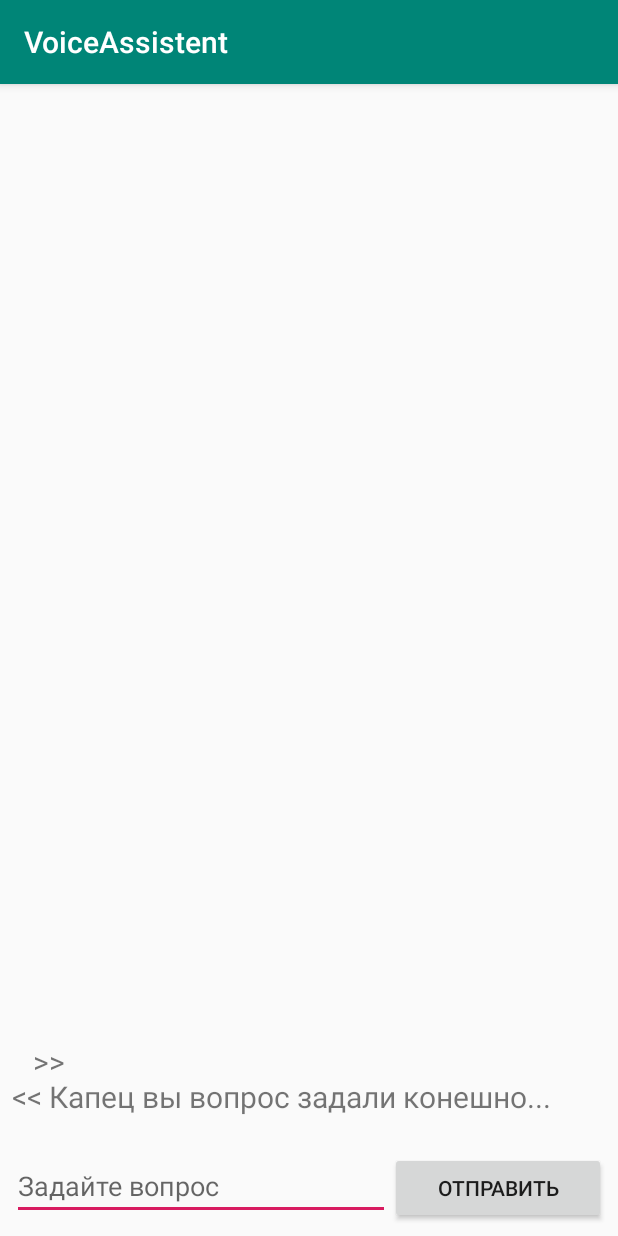
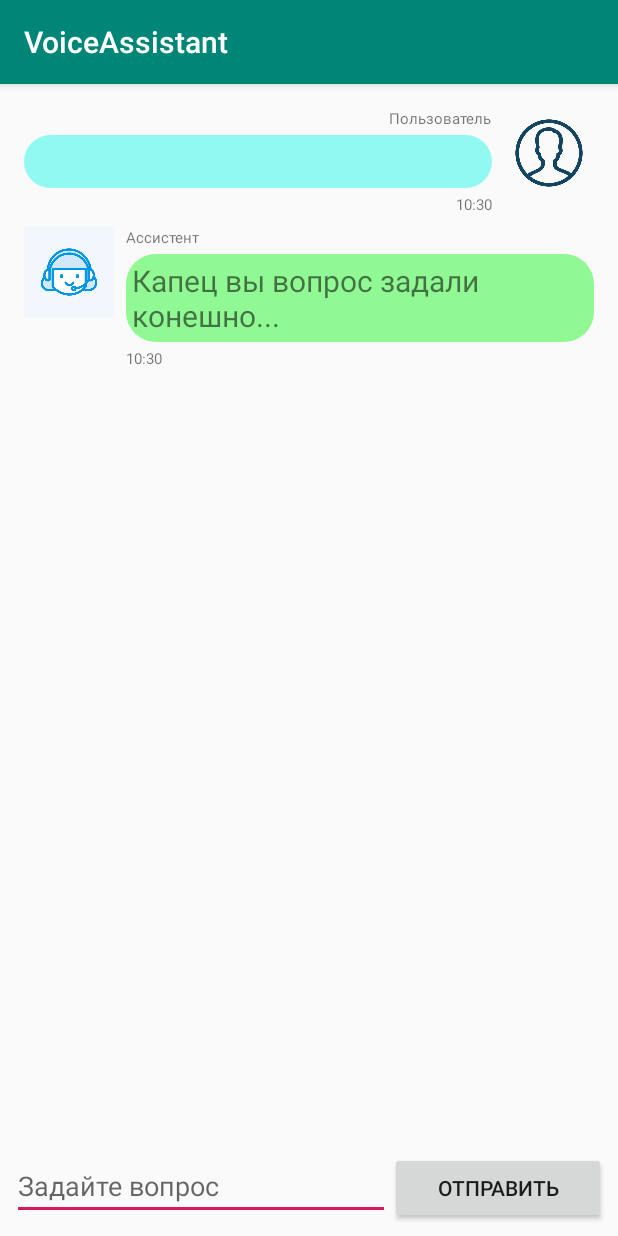
Before and after one commit to BuzVan/VoiceAssistent, an Android app: the screen it shows after launch (MainActivity), after a tap on "ОТПРАВИТЬ", on a phone screen of 412 x 824 dp. Run offline under Robolectric (Android 15) with nearby library versions, the phone set to English and light mode, and no system bars.

Commit message:
Выполены все задания 3ей лабораторной

```diff
--- a/app/build.gradle
+++ b/app/build.gradle
@@ -23,7 +23,9 @@ dependencies {
     implementation fileTree(dir: 'libs', include: ['*.jar'])
     implementation 'androidx.appcompat:appcompat:1.0.2'
     implementation 'androidx.constraintlayout:constraintlayout:1.1.3'
+    implementation 'androidx.recyclerview:recyclerview:1.0.0'
     testImplementation 'junit:junit:4.12'
     androidTestImplementation 'androidx.test.ext:junit:1.1.0'
     androidTestImplementation 'androidx.test.espresso:espresso-core:3.1.1'
+
 }
--- a/app/src/main/java/com/voiceassistent/AI.java
+++ b/app/src/main/java/com/voiceassistent/AI.java
@@ -7,7 +7,6 @@ import java.util.Calendar;
 import java.util.Date;
 import java.util.GregorianCalendar;
 import java.util.HashMap;
-import java.util.Locale;
 
 class AI {
     private static HashMap<String,String> dict = InitializationDictionary();
@@ -18,7 +17,8 @@ class AI {
         dict.put("дня рождения", new GregorianCalendar(Calendar.getInstance().get(Calendar.YEAR),Calendar.SEPTEMBER, 27));
         dict.put("нового года", new GregorianCalendar(Calendar.getInstance().get(Calendar.YEAR) + 1,Calendar.JANUARY, 1));
         Calendar tomorrow = Calendar.getInstance();
-        tomorrow.add(Calendar.DAY_OF_YEAR,1);
+        tomorrow.set(tomorrow.get(Calendar.YEAR), tomorrow.get(Calendar.MONTH), tomorrow.get(Calendar.DATE));
+        tomorrow.add(Calendar.DATE,1);
         dict.put("завтра", tomorrow);
         return  dict;
     }
@@ -62,27 +62,27 @@ class AI {
                 assert date != null;
                 long msDateDistance = date.getTimeInMillis() - now.getTime();
                 long msDay = 1000 * 60 * 60 * 24;
-                int dayCount = (int) (msDateDistance / msDay) ;
-                return "дней до " + key + ": " + dayCount;
+                int dayCount = (int) (msDateDistance / msDay) + 1;
+                return "Дней до " + key + ": " + dayCount;
             }
 
         }
-        return "я не знаю когда это будет";
+        return "Я не знаю когда это будет";
     }
 
 
     private static String getTodayOfWeek() {
-        @SuppressLint("SimpleDateFormat") SimpleDateFormat dateFormat = new SimpleDateFormat("сегодня EEEE");
+        @SuppressLint("SimpleDateFormat") SimpleDateFormat dateFormat = new SimpleDateFormat("Сегодня EEEE");
         return dateFormat.format(new Date());
     }
 
     private static String getTime() {
-        @SuppressLint("SimpleDateFormat") SimpleDateFormat dateFormat = new SimpleDateFormat("сейчас k:m");
+        @SuppressLint("SimpleDateFormat") SimpleDateFormat dateFormat = new SimpleDateFormat("Сейчас HH:mm");
         return dateFormat.format(new Date());
     }
 
     private static String getToday() {
-        @SuppressLint("SimpleDateFormat") SimpleDateFormat dateFormat = new SimpleDateFormat("сегодня d MMMM, EEEE");
+        @SuppressLint("SimpleDateFormat") SimpleDateFormat dateFormat = new SimpleDateFormat("Сегодня d MMMM, EEEE");
         return dateFormat.format(new Date());
     }
 
@@ -92,7 +92,7 @@ class AI {
         dict.put("как дела", "Не плохо");
         dict.put("что делаешь", "Отвечаю на вопросы");
         dict.put("чем занимаешься", "Отвечаю на вопросы");
-        dict.put("спасибо", "обращайтесь! :)");
+        dict.put("спасибо", "Обращайтесь");
 
         dict.put("сегодня", "&today");
         dict.put("час", "&time");
--- a/app/src/main/java/com/voiceassistent/MainActivity.java
+++ b/app/src/main/java/com/voiceassistent/MainActivity.java
@@ -2,14 +2,17 @@ package com.voiceassistent;
 
 import androidx.annotation.NonNull;
 import androidx.appcompat.app.AppCompatActivity;
+import androidx.recyclerview.widget.LinearLayoutManager;
+import androidx.recyclerview.widget.RecyclerView;
 
 import android.os.Bundle;
-import android.os.PersistableBundle;
 import android.speech.tts.TextToSpeech;
 import android.view.View;
 import android.widget.Button;
 import android.widget.EditText;
-import android.widget.TextView;
+
+import com.voiceassistent.adapter.MessageListAdapter;
+import com.voiceassistent.model.Message;
 
 import java.util.Locale;
 
@@ -17,8 +20,8 @@ public class MainActivity extends AppCompatActivity {
     protected TextToSpeech textToSpeech;
     protected Button sendButton;
     protected EditText questionText;
-    protected TextView chatWindow;
-    private CharSequence chatText = "";
+    protected RecyclerView chatMessageList;
+    protected MessageListAdapter messageListAdapter;
     @Override
     protected void onCreate(Bundle savedInstanceState) {
         super.onCreate(savedInstanceState);
@@ -33,12 +36,15 @@ public class MainActivity extends AppCompatActivity {
         });
         sendButton = findViewById(R.id.sendButton);
         questionText = findViewById(R.id.questionField);
-        chatWindow = findViewById(R.id.chatWindow);
+        chatMessageList = findViewById(R.id.chatMessageList);
+        messageListAdapter = new MessageListAdapter();
+        chatMessageList.setLayoutManager(new LinearLayoutManager(this));
+        chatMessageList.setAdapter(messageListAdapter);
     }
-
+/*
     @Override
     public void onSaveInstanceState(@NonNull Bundle outState) {
-        outState.putCharSequence("chat", chatWindow.getText());
+        outState.putArray("chat", chatWindow.getText());
         super.onSaveInstanceState(outState);
     }
 
@@ -46,12 +52,17 @@ public class MainActivity extends AppCompatActivity {
     protected void onRestoreInstanceState(@NonNull Bundle savedInstanceState) {
         chatWindow.append(savedInstanceState.getCharSequence("chat"));
     }
-
-    public void sendButtonOnClick(View view) {
+*/
+  public void sendButtonOnClick(View view) {
         String text = questionText.getText().toString();
         String answer = AI.getAnswer(text);
-        chatWindow.append(String.format("   >> %s\n",text));
-        chatWindow.append(String.format("<< %s\n",answer));
+
+        messageListAdapter.messageList.add(new Message(text, true));
+        messageListAdapter.messageList.add(new Message(answer, false));
+
+        messageListAdapter.notifyDataSetChanged();
+        chatMessageList.scrollToPosition(messageListAdapter.messageList.size() -1);
+
         questionText.getText().clear();
         textToSpeech.speak(answer, TextToSpeech.QUEUE_FLUSH,null,null);
     }
--- /dev/null
+++ b/app/src/main/java/com/voiceassistent/adapter/MessageListAdapter.java
@@ -0,0 +1,51 @@
+package com.voiceassistent.adapter;
+
+import android.view.LayoutInflater;
+import android.view.View;
+import android.view.ViewGroup;
+
+import androidx.annotation.NonNull;
+import androidx.recyclerview.widget.RecyclerView;
+
+import com.voiceassistent.R;
+import com.voiceassistent.holder.MessageViewHolder;
+import com.voiceassistent.model.Message;
+
+import java.util.ArrayList;
+import java.util.List;
+
+public class MessageListAdapter extends RecyclerView.Adapter {
+    private static final int ASSISTANT_TYPE=0;
+    private static final int USER_TYPE=1;
+
+    public List<Message> messageList = new ArrayList<>();
+    @NonNull
+    @Override
+    public RecyclerView.ViewHolder onCreateViewHolder(@NonNull ViewGroup parent, int viewType) {
+        View view;
+        if (viewType == USER_TYPE){
+            view = LayoutInflater.from(parent.getContext())
+                    .inflate(R.layout.user_message,parent,false);
+        }
+        else {
+            view = LayoutInflater.from(parent.getContext())
+                    .inflate(R.layout.assistant_message,parent,false);
+        }
+        return new MessageViewHolder(view);
+    }
+
+    @Override
+    public void onBindViewHolder(@NonNull RecyclerView.ViewHolder holder, int position) {
+        ((MessageViewHolder)holder).bind(messageList.get(position));
+    }
+
+    @Override
+    public int getItemCount() {
+        return messageList.size();
+    }
+    public int getItemViewType(int index){
+        Message message = messageList.get(index);
+        if (message.isSend) return  USER_TYPE;
+        else return  ASSISTANT_TYPE;
+    }
+}
--- /dev/null
+++ b/app/src/main/java/com/voiceassistent/holder/MessageViewHolder.java
@@ -0,0 +1,33 @@
+package com.voiceassistent.holder;
+
+import android.annotation.SuppressLint;
+import android.view.View;
+import android.widget.TextView;
+
+import androidx.annotation.NonNull;
+import androidx.recyclerview.widget.RecyclerView;
+
+import com.voiceassistent.R;
+import com.voiceassistent.model.Message;
+
+import java.text.DateFormat;
+import java.text.SimpleDateFormat;
+
+public class MessageViewHolder extends RecyclerView.ViewHolder {
+    protected TextView messageText;
+    protected TextView messageDate;
+
+    public MessageViewHolder(@NonNull View itemView) {
+        super(itemView);
+        messageText = itemView.findViewById(R.id.messageTextView);
+        messageDate = itemView.findViewById(R.id.messageDateView);
+
+    }
+    public void bind(Message message){
+        messageText.setText(message.text);
+        @SuppressLint("SimpleDateFormat") DateFormat fmt = new SimpleDateFormat("HH:mm");
+        messageDate.setText(fmt.format(message.date));
+    }
+
+
+}
--- /dev/null
+++ b/app/src/main/java/com/voiceassistent/model/Message.java
@@ -0,0 +1,15 @@
+package com.voiceassistent.model;
+
+import java.util.Date;
+
+public class Message {
+    public String text;
+    public Date date;
+    public Boolean isSend;
+
+    public Message(String text, Boolean isSend) {
+        this.text = text;
+        this.isSend = isSend;
+        this.date = new Date();
+    }
+}
--- /dev/null
+++ b/app/src/main/res/drawable/assistant_bubble.xml
@@ -0,0 +1,10 @@
+<?xml version="1.0" encoding="utf-8"?>
+<shape xmlns:android="http://schemas.android.com/apk/res/android"
+    android:layout_width="match_parent"
+    android:layout_height="match_parent"
+    android:shape="rectangle">
+
+    <solid android:color="#91F993" />
+    <corners android:radius="20dp" />
+
+</shape>
--- /dev/null
+++ b/app/src/main/res/drawable/user_bubble.xml
@@ -0,0 +1,10 @@
+<?xml version="1.0" encoding="utf-8"?>
+<shape xmlns:android="http://schemas.android.com/apk/res/android"
+    android:layout_width="match_parent"
+    android:layout_height="match_parent"
+    android:shape="rectangle">
+
+    <solid android:color="#91F9F1" />
+    <corners android:radius="20dp" />
+
+</shape>
--- a/app/src/main/res/layout/activity_main.xml
+++ b/app/src/main/res/layout/activity_main.xml
@@ -5,21 +5,6 @@
     android:layout_width="match_parent"
     android:layout_height="match_parent"
     tools:context=".MainActivity">
-    <TextView
-        android:id="@+id/chatWindow"
-        android:layout_width="match_parent"
-        android:layout_height="0dp"
-        android:layout_marginStart="@dimen/margin"
-        android:layout_marginTop="@dimen/margin"
-        android:layout_marginEnd="@dimen/margin"
-        android:gravity="bottom"
-        android:text=""
-        android:textAlignment="gravity"
-        android:textSize="@dimen/textSize"
-        app:layout_constraintBottom_toTopOf="@+id/linearLayout"
-        app:layout_constraintEnd_toEndOf="parent"
-        app:layout_constraintStart_toStartOf="parent"
-        app:layout_constraintTop_toTopOf="parent" />
 
     <LinearLayout
         android:id="@+id/linearLayout"
@@ -52,4 +37,17 @@
             android:text="@string/sendButtonText"
             android:onClick="sendButtonOnClick"/>
     </LinearLayout>
+
+    <androidx.recyclerview.widget.RecyclerView
+        android:id="@+id/chatMessageList"
+        android:layout_width="0dp"
+        android:layout_height="0dp"
+        android:layout_marginStart="8dp"
+        android:layout_marginTop="8dp"
+        android:layout_marginEnd="8dp"
+        android:layout_marginBottom="8dp"
+        app:layout_constraintBottom_toTopOf="@+id/linearLayout"
+        app:layout_constraintEnd_toEndOf="parent"
+        app:layout_constraintStart_toStartOf="parent"
+        app:layout_constraintTop_toTopOf="parent" />
 </androidx.constraintlayout.widget.ConstraintLayout>
--- /dev/null
+++ b/app/src/main/res/layout/assistant_message.xml
@@ -0,0 +1,55 @@
+<?xml version="1.0" encoding="utf-8"?>
+<androidx.constraintlayout.widget.ConstraintLayout xmlns:android="http://schemas.android.com/apk/res/android"
+    xmlns:app="http://schemas.android.com/apk/res-auto"
+    xmlns:tools="http://schemas.android.com/tools"
+    android:layout_width="match_parent"
+    android:layout_height="wrap_content">
+
+    <TextView
+        android:id="@+id/messageDateView"
+        android:layout_width="wrap_content"
+        android:layout_height="wrap_content"
+        android:layout_marginStart="@dimen/margin"
+        android:layout_marginTop="4dp"
+        android:textSize="@dimen/smallTextSize"
+        app:layout_constraintStart_toEndOf="@+id/assistantImageView"
+        app:layout_constraintTop_toBottomOf="@+id/messageTextView"
+        tools:text="@tools:sample/date/hhmm" />
+
+    <TextView
+        android:id="@+id/messageTextView"
+        android:layout_width="0dp"
+        android:layout_height="wrap_content"
+        android:layout_marginStart="@dimen/margin"
+        android:layout_marginTop="4dp"
+        android:layout_marginEnd="@dimen/margin"
+        android:background="@drawable/assistant_bubble"
+        android:padding="@dimen/padding"
+        android:textSize="@dimen/textSize"
+        app:layout_constraintEnd_toEndOf="parent"
+        app:layout_constraintStart_toEndOf="@+id/assistantImageView"
+        app:layout_constraintTop_toBottomOf="@+id/userNameTextView"
+        tools:text="@tools:sample/cities" />
+
+    <TextView
+        android:id="@+id/userNameTextView"
+        android:layout_width="wrap_content"
+        android:layout_height="wrap_content"
+        android:layout_marginStart="@dimen/margin"
+        android:layout_marginTop="@dimen/margin"
+        android:text="@string/assistantName"
+        android:textSize="@dimen/smallTextSize"
+        app:layout_constraintStart_toEndOf="@+id/assistantImageView"
+        app:layout_constraintTop_toTopOf="parent" />
+
+    <ImageView
+        android:id="@+id/assistantImageView"
+        android:src="@drawable/assistant_avatar"
+        android:layout_width="60dp"
+        android:layout_height="60dp"
+        android:layout_marginStart="@dimen/margin"
+        android:layout_marginTop="@dimen/margin"
+        app:layout_constraintStart_toStartOf="parent"
+        app:layout_constraintTop_toTopOf="parent"
+        tools:ignore="ContentDescription" />
+</androidx.constraintlayout.widget.ConstraintLayout>
--- /dev/null
+++ b/app/src/main/res/layout/user_message.xml
@@ -0,0 +1,53 @@
+<?xml version="1.0" encoding="utf-8"?>
+<androidx.constraintlayout.widget.ConstraintLayout xmlns:android="http://schemas.android.com/apk/res/android"
+    xmlns:app="http://schemas.android.com/apk/res-auto"
+    xmlns:tools="http://schemas.android.com/tools"
+    android:layout_width="match_parent"
+    android:layout_height="wrap_content">
+
+    <ImageView
+        android:id="@+id/imageView"
+        android:layout_width="60dp"
+        android:layout_height="60dp"
+        android:layout_marginTop="@dimen/margin"
+        android:layout_marginEnd="@dimen/margin"
+        android:src="@drawable/user_avatar"
+        app:layout_constraintEnd_toEndOf="parent"
+        app:layout_constraintTop_toTopOf="parent"
+        tools:ignore="ContentDescription" />
+
+    <TextView
+        android:id="@+id/messageTextView"
+        android:layout_width="0dp"
+        android:layout_height="wrap_content"
+        android:layout_marginStart="@dimen/margin"
+        android:layout_marginTop="4dp"
+        android:layout_marginEnd="@dimen/margin"
+        android:background="@drawable/user_bubble"
+        android:padding="@dimen/padding"
+        android:textSize="@dimen/textSize"
+        app:layout_constraintEnd_toStartOf="@+id/imageView"
+        app:layout_constraintStart_toStartOf="parent"
+        app:layout_constraintTop_toBottomOf="@+id/userNameTextView"
+        tools:text="@tools:sample/last_names" />
+
+    <TextView
+        android:id="@+id/userNameTextView"
+        android:layout_width="wrap_content"
+        android:layout_height="wrap_content"
+        android:layout_marginTop="@dimen/margin"
+        android:text="@string/userName"
+        android:textSize="@dimen/smallTextSize"
+        app:layout_constraintEnd_toEndOf="@+id/messageTextView"
+        app:layout_constraintTop_toTopOf="parent" />
+
+    <TextView
+        android:id="@+id/messageDateView"
+        android:layout_width="wrap_content"
+        android:layout_height="wrap_content"
+        android:layout_marginTop="4dp"
+        android:textSize="@dimen/smallTextSize"
+        app:layout_constraintEnd_toEndOf="@+id/messageTextView"
+        app:layout_constraintTop_toBottomOf="@+id/messageTextView"
+        tools:text="@tools:sample/date/hhmm" />
+</androidx.constraintlayout.widget.ConstraintLayout>
--- a/app/src/main/res/values/dimens.xml
+++ b/app/src/main/res/values/dimens.xml
@@ -2,4 +2,6 @@
 <resources>
     <dimen name="textSize">20sp</dimen>
     <dimen name="margin">8dp</dimen>
+    <dimen name="padding">4dp</dimen>
+    <dimen name="smallTextSize">10sp</dimen>
 </resources>
--- a/app/src/main/res/values/strings.xml
+++ b/app/src/main/res/values/strings.xml
@@ -1,5 +1,7 @@
 <resources>
-    <string name="app_name">VoiceAssistent</string>
+    <string name="app_name">VoiceAssistant</string>
     <string name="questionFieldHint">Задайте вопрос</string>
     <string name="sendButtonText">Отправить</string>
+    <string name="assistantName">Ассистент</string>
+    <string name="userName">Пользователь</string>
 </resources>
```
Also changed, not shown: app/src/main/res/drawable/assistant_avatar.png (added), app/src/main/res/drawable/user_avatar.png (added), 1 other file.
